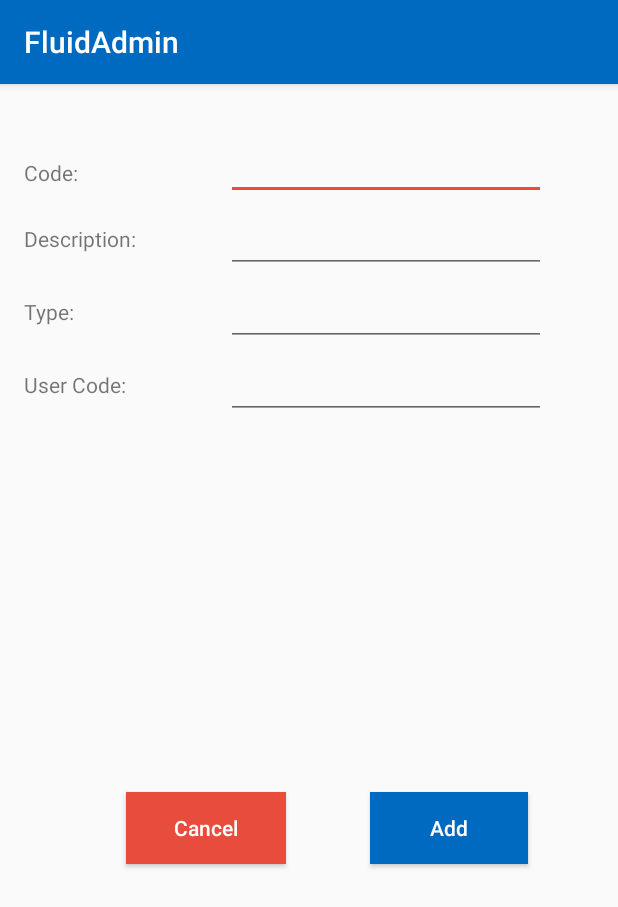
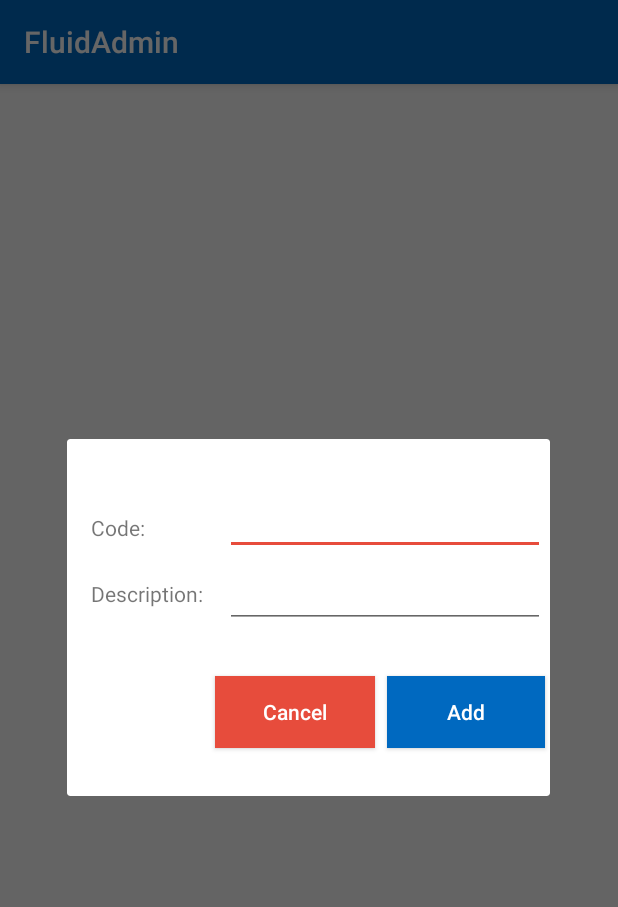
Before and after one commit to FCIZUBlackGamer/FluidAdmin, an Android app: the fragment CodeAddFragment shown on its own in the app's theme, on a phone screen of 412 x 824 dp. Shown: the top 907 px of the screen. Run offline under Robolectric (Android 15) with nearby library versions, the phone set to English and light mode, and no system bars; 1 statement that could not run was skipped.

Commit message:
update code and facility code logic

```diff
--- a/app/src/main/java/com/thetatechno/fluidadmin/model/Facilities.java
+++ b/app/src/main/java/com/thetatechno/fluidadmin/model/Facilities.java
@@ -11,7 +11,7 @@ public class Facilities {
     private List<Facility> facilities = null;
     @SerializedName("status")
     @Expose
-    private String status;
+    private String status = "";
 
     public List<Facility> getFacilities() {
         return facilities;
--- a/app/src/main/java/com/thetatechno/fluidadmin/retrofiteServices/interfaces/MyServicesInterface.java
+++ b/app/src/main/java/com/thetatechno/fluidadmin/retrofiteServices/interfaces/MyServicesInterface.java
@@ -23,7 +23,10 @@ public interface MyServicesInterface {
 
 
     @GET("/ords/fluid/api/facility")
-    Call<Facilities> getFacilities(@Query(Constants.FACILITY_ID) String facilityId, @Query(Constants.LANG_ID) String langId, @Query(Constants.FACILITY_TYPE_CODE) String typeCode);
+    Call<Facilities> getAllWaitingListFacilities(@Query(Constants.FACILITY_ID) String facilityId, @Query(Constants.LANG_ID) String langId, @Query(Constants.FACILITY_TYPE_CODE) String typeCode);
+
+    @GET("/ords/fluid/api/facility")
+    Call<Facilities> getAllFacilities(@Query(Constants.FACILITY_ID) String facilityId, @Query(Constants.LANG_ID) String langId);
 
     @POST("/ords/fluid/api/facility")
     Call<State> addFacility(@Body Facility facility);
@@ -56,11 +59,11 @@ public interface MyServicesInterface {
     Call<State> updateStaff(@Body Staff staff);
 
     @DELETE("/ords/fluid/api/staff")
-    Call<State> deleteStuff(@Query("staffId")String staffId);
+    Call<State> deleteStuff(@Query("staffId") String staffId);
 
     @GET("/ords/fluid/api/client")
-    Call<CustomerList> getAllClients(@Query("clientId")String clientId, @Query("langId") String langId);
+    Call<CustomerList> getAllClients(@Query("clientId") String clientId, @Query("langId") String langId);
 
     @PUT("/ords/fluid/api/addAgentFacilities")
-    Call<State> addToFacilities(@Query("staffId")String staffId, @Body FacilityCodes facilityCodes);
+    Call<State> addToFacilities(@Query("staffId") String staffId, @Body FacilityCodes facilityCodes);
 }
--- a/app/src/main/java/com/thetatechno/fluidadmin/ui/HomeActivity.java
+++ b/app/src/main/java/com/thetatechno/fluidadmin/ui/HomeActivity.java
@@ -236,7 +236,7 @@ public class HomeActivity extends BaseActivity implements NavigationView.OnNavig
     }
 
     public void getFacilities() {
-        facilityListViewModel.getFacilityDataForClinics("", PreferenceController.getInstance(getApplicationContext()).get(PreferenceController.LANGUAGE).toUpperCase()).observe(this, new Observer<Facilities>() {
+        facilityListViewModel.getFacilityDataForClinics("").observe(this, new Observer<Facilities>() {
             @Override
             public void onChanged(Facilities facilities) {
                 if (facilities.getFacilities() != null) {
--- a/app/src/main/java/com/thetatechno/fluidadmin/ui/addorupdatecode/CodeAddFragment.java
+++ b/app/src/main/java/com/thetatechno/fluidadmin/ui/addorupdatecode/CodeAddFragment.java
@@ -11,6 +11,7 @@ import android.widget.EditText;
 import android.widget.Toast;
 
 import androidx.activity.OnBackPressedCallback;
+import androidx.fragment.app.DialogFragment;
 import androidx.fragment.app.Fragment;
 import androidx.lifecycle.Observer;
 import androidx.lifecycle.ViewModelProviders;
@@ -29,18 +30,16 @@ import java.util.List;
 import static com.thetatechno.fluidadmin.utils.Constants.ARG_CODE;
 
 
-public class CodeAddFragment extends Fragment {
+public class CodeAddFragment extends DialogFragment {
 
 
     private Code code;
     private boolean isCodeNotNull;
-    EditText codeIdEditTxt, codeDescriptionEditTxt, codeTypeEditTxt, userCodeEditTxt;
+    EditText codeIdEditTxt, codeDescriptionEditTxt;
     Button cancel_btn, addOrUpdateBtn;
     CodeViewModel codeViewModel;
-
     NavController navController;
     List<Code> codeList;
-    Bundle bundle;
 
     private OnFragmentInteractionListener mListener;
 
@@ -133,10 +132,10 @@ public class CodeAddFragment extends Fragment {
     }
     private  void  getDataFromUi(){
         code.setCode(codeIdEditTxt.getText().toString());
-        code.setCodeType(codeTypeEditTxt.getText().toString());
         code.setDescription(codeDescriptionEditTxt.getText().toString());
-        code.setUserCode(userCodeEditTxt.getText().toString());
-        code.setSystemRequired("");
+        code.setSystemRequired("Y");
+        code.setUserCode(codeIdEditTxt.getText().toString());
+        code.setCodeType(EnumCode.Code.STFFGRP.toString());
         code.setLangId(PreferenceController.getInstance(App.getContext()).get(PreferenceController.LANGUAGE).toUpperCase());
 
     }
@@ -145,16 +144,12 @@ public class CodeAddFragment extends Fragment {
         if (code != null) {
             isCodeNotNull = true;
             codeIdEditTxt.setText(code.getCode());
-            userCodeEditTxt.setText(code.getUserCode());
             codeDescriptionEditTxt.setText(code.getDescription());
-            codeTypeEditTxt.setText(code.getCodeType());
             addOrUpdateBtn.setHint(getResources().getString(R.string.update_txt));
         } else {
             isCodeNotNull = false;
             codeIdEditTxt.setText("");
-            userCodeEditTxt.setText("");
             codeDescriptionEditTxt.setText("");
-            codeTypeEditTxt.setText("");
             addOrUpdateBtn.setHint(getResources().getString(R.string.add_txt));
         }
     }
@@ -162,8 +157,6 @@ public class CodeAddFragment extends Fragment {
     private void initViews(View view) {
         codeIdEditTxt = view.findViewById(R.id.code_id_et);
         codeDescriptionEditTxt = view.findViewById(R.id.desc_et);
-        codeTypeEditTxt = view.findViewById(R.id.type_et);
-        userCodeEditTxt = view.findViewById(R.id.user_code_et);
         cancel_btn = view.findViewById(R.id.cancel_btn);
         addOrUpdateBtn = view.findViewById(R.id.addOrUpdateCodeBtn);
 
--- a/app/src/main/java/com/thetatechno/fluidadmin/ui/facilityList/FacilityListFragment.java
+++ b/app/src/main/java/com/thetatechno/fluidadmin/ui/facilityList/FacilityListFragment.java
@@ -60,8 +60,7 @@ public class FacilityListFragment extends Fragment {
         addNewFacilityFab = view.findViewById(R.id.fab);
         facilityListClinicRecyclerView.setLayoutManager(new LinearLayoutManager(getActivity(), LinearLayoutManager.VERTICAL, false));
         facilityListViewModel = ViewModelProviders.of(this).get(FacilityListViewModel.class);
-        facilityListViewModel.getFacilityDataForClinics("",
-                PreferenceController.getInstance(getContext()).get(PreferenceController.LANGUAGE).toUpperCase()).observe(this, new Observer<Facilities>() {
+        facilityListViewModel.getFacilityDataForClinics("").observe(this, new Observer<Facilities>() {
             @Override
             public void onChanged(Facilities facilities) {
                 if (facilities != null) {
--- a/app/src/main/res/layout/code_add_view.xml
+++ b/app/src/main/res/layout/code_add_view.xml
@@ -1,10 +1,9 @@
 <?xml version="1.0" encoding="utf-8"?>
-<androidx.constraintlayout.widget.ConstraintLayout
-    xmlns:android="http://schemas.android.com/apk/res/android"
+<androidx.constraintlayout.widget.ConstraintLayout xmlns:android="http://schemas.android.com/apk/res/android"
     xmlns:app="http://schemas.android.com/apk/res-auto"
     xmlns:tools="http://schemas.android.com/tools"
     android:layout_width="match_parent"
-    android:layout_height="match_parent">
+    android:layout_height="wrap_content">
 
     <TextView
         android:id="@+id/textView2"
@@ -50,69 +49,36 @@
         app:layout_constraintStart_toStartOf="@+id/code_id_et"
         app:layout_constraintTop_toTopOf="@+id/textView3" />
 
-    <TextView
-        android:id="@+id/textView4"
-        android:layout_width="wrap_content"
-        android:layout_height="wrap_content"
-        android:layout_marginTop="16dp"
-        android:text="@string/type"
-        app:layout_constraintStart_toStartOf="@+id/textView3"
-        app:layout_constraintTop_toBottomOf="@+id/desc_et" />
-
-    <EditText
-        android:id="@+id/type_et"
-        android:layout_width="wrap_content"
-        android:layout_height="wrap_content"
-        android:ems="10"
-        android:inputType="textPersonName"
-        app:layout_constraintBottom_toBottomOf="@+id/textView4"
-        app:layout_constraintStart_toStartOf="@+id/desc_et"
-        app:layout_constraintTop_toTopOf="@+id/textView4" />
-
-    <TextView
-        android:id="@+id/textView5"
-        android:layout_width="wrap_content"
-        android:layout_height="wrap_content"
-        android:layout_marginTop="16dp"
-        android:text="@string/user_code_txt"
-        app:layout_constraintStart_toStartOf="@+id/textView4"
-        app:layout_constraintTop_toBottomOf="@+id/type_et" />
-
-    <EditText
-        android:id="@+id/user_code_et"
-        android:layout_width="wrap_content"
-        android:layout_height="wrap_content"
-        android:ems="10"
-        android:inputType="textPersonName"
-        app:layout_constraintBottom_toBottomOf="@+id/textView5"
-        app:layout_constraintStart_toStartOf="@+id/desc_et"
-        app:layout_constraintTop_toTopOf="@+id/textView5" />
 
     <Button
         android:id="@+id/cancel_btn"
         android:layout_width="wrap_content"
         android:layout_height="wrap_content"
+        android:layout_marginStart="8dp"
+        android:layout_marginTop="32dp"
+        android:layout_marginBottom="32dp"
         android:background="@color/colorAccent"
         android:hint="@string/cancel_btn_txt"
         android:paddingStart="32dp"
         android:paddingEnd="32dp"
         android:textColorHint="@color/colorWhite"
         app:layout_constraintBottom_toBottomOf="parent"
-        app:layout_constraintStart_toEndOf="@+id/textView5"
-        app:layout_constraintTop_toBottomOf="@+id/user_code_et" />
+        app:layout_constraintStart_toEndOf="@+id/textView3"
+        app:layout_constraintTop_toBottomOf="@+id/desc_et" />
 
     <Button
         android:id="@+id/addOrUpdateCodeBtn"
         android:layout_width="wrap_content"
         android:layout_height="wrap_content"
-        android:layout_marginStart="44dp"
+        android:layout_marginStart="8dp"
         android:background="@color/colorPrimary"
         android:hint="@string/add_txt"
         android:paddingStart="40dp"
         android:paddingEnd="40dp"
         android:textColorHint="@color/colorWhite"
         app:layout_constraintBottom_toBottomOf="@+id/cancel_btn"
-        app:layout_constraintEnd_toEndOf="@+id/user_code_et"
+        app:layout_constraintEnd_toEndOf="@+id/desc_et"
+        app:layout_constraintHorizontal_bias="0.0"
         app:layout_constraintStart_toEndOf="@+id/cancel_btn"
         app:layout_constraintTop_toTopOf="@+id/cancel_btn"
         app:layout_constraintVertical_bias="0.0" />
--- a/app/src/main/res/layout/facility_add_view.xml
+++ b/app/src/main/res/layout/facility_add_view.xml
@@ -109,6 +109,7 @@
         app:layout_constraintTop_toTopOf="@+id/textView5">
 
         <Spinner
+
             android:id="@+id/waitingAreaSpinner"
             android:layout_width="match_parent"
             android:layout_height="wrap_content"
--- a/app/src/main/res/values/strings.xml
+++ b/app/src/main/res/values/strings.xml
@@ -36,7 +36,8 @@
 
     <!-- TODO: Remove or change this placeholder text -->
     <string name="hello_blank_fragment">Hello blank fragment</string>
-    <string name="code">Code</string>
+    <string name="code">Specialities</string>
+
     <string name="clinic">Clinic</string>
     <string name="waiting_area">Waiting Area</string>
     <string name="menu_english_language">English</string>
--- a/build.gradle
+++ b/build.gradle
@@ -9,6 +9,8 @@ buildscript {
     dependencies {
         classpath 'com.android.tools.build:gradle:3.5.1'
         classpath 'com.google.gms:google-services:4.3.3'
+        classpath 'com.google.firebase:firebase-crashlytics-gradle:2.0.0-beta02'
+
 
         // NOTE: Do not place your application dependencies here; they belong
         // in the individual module build.gradle files
```
Also changed, not shown: app/build.gradle (+7 -1 lines), app/src/main/java/com/thetatechno/fluidadmin/retrofiteServices/repositories/FacilityRepository.java (+23 -1 lines), app/src/main/java/com/thetatechno/fluidadmin/ui/addorupdatefacility/FacilityAddFragment.java (+68 -10 lines), app/src/main/java/com/thetatechno/fluidadmin/ui/facilityList/FacilityListViewModel.java (+38 -2 lines), 1 other file.
